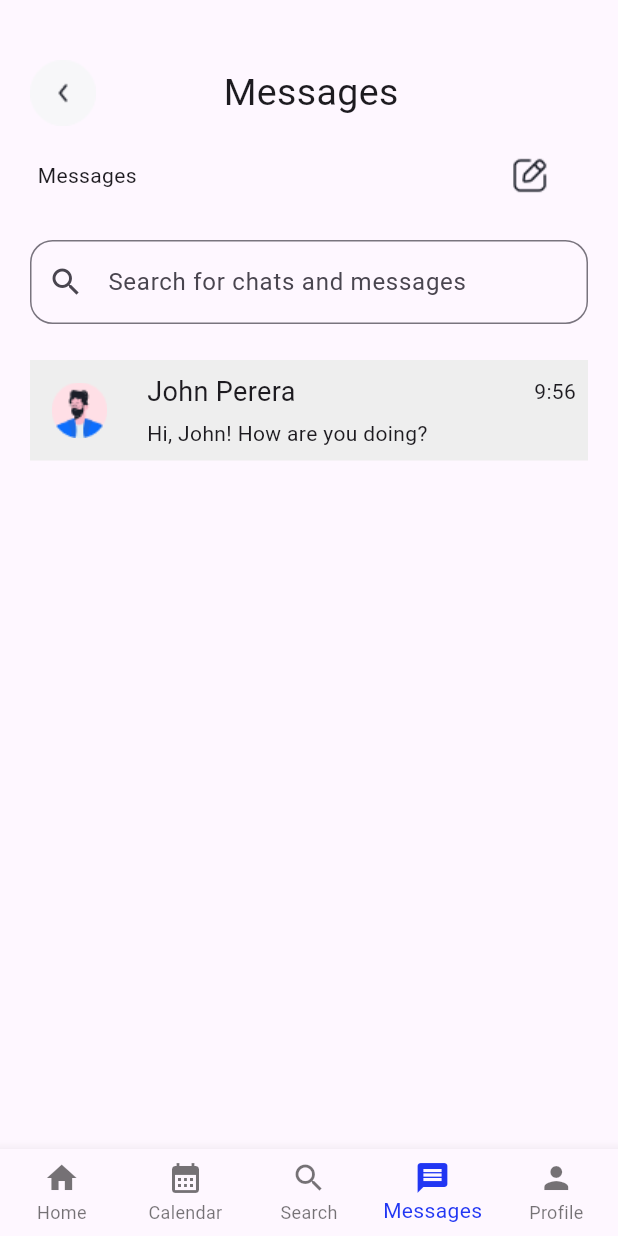
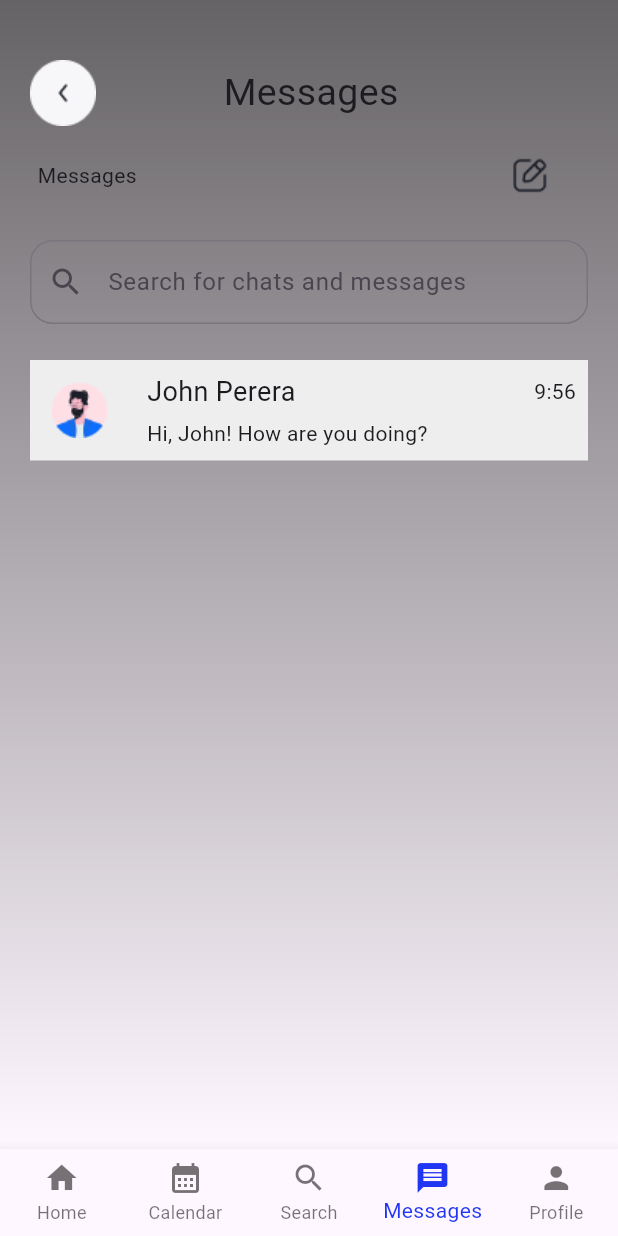
Before and after one commit to Vishwa0416/TravPlan, a Flutter app: the Messages screen opened directly, on a phone screen of 412 x 824 dp. Run offline on Flutter 3.47's test engine with Material 3 defaults, Android fonts, the phone set to English and light mode, and no system bars.

Commit message:
Messages back

```diff
--- a/lib/messages.dart
+++ b/lib/messages.dart
@@ -2,6 +2,7 @@ import 'package:flutter/material.dart';
 import 'package:TravPlan/homepage.dart';
 import 'package:TravPlan/john.dart';
 import 'package:TravPlan/bottom_nav_bar.dart';
+import 'background_container.dart';
 
 class Messages extends StatefulWidget {
   const Messages({Key? key}) : super(key: key);
@@ -22,7 +23,8 @@ class _MessagesState extends State<Messages> {
   @override
   Widget build(BuildContext context) {
     return Scaffold(
-      body: Stack(
+      body: BackgroundContainer(
+        child: Stack(
           children: [
             Positioned(
               top: 40,
@@ -129,6 +131,7 @@ class _MessagesState extends State<Messages> {
             ),
           ],
         ),
+      ),
       bottomNavigationBar: CustomBottomNavBar(
         selectedIndex: _selectedIndex,
         onItemTapped: _onItemTapped,
```
Lines whose indentation alone changed are shown as unchanged.
